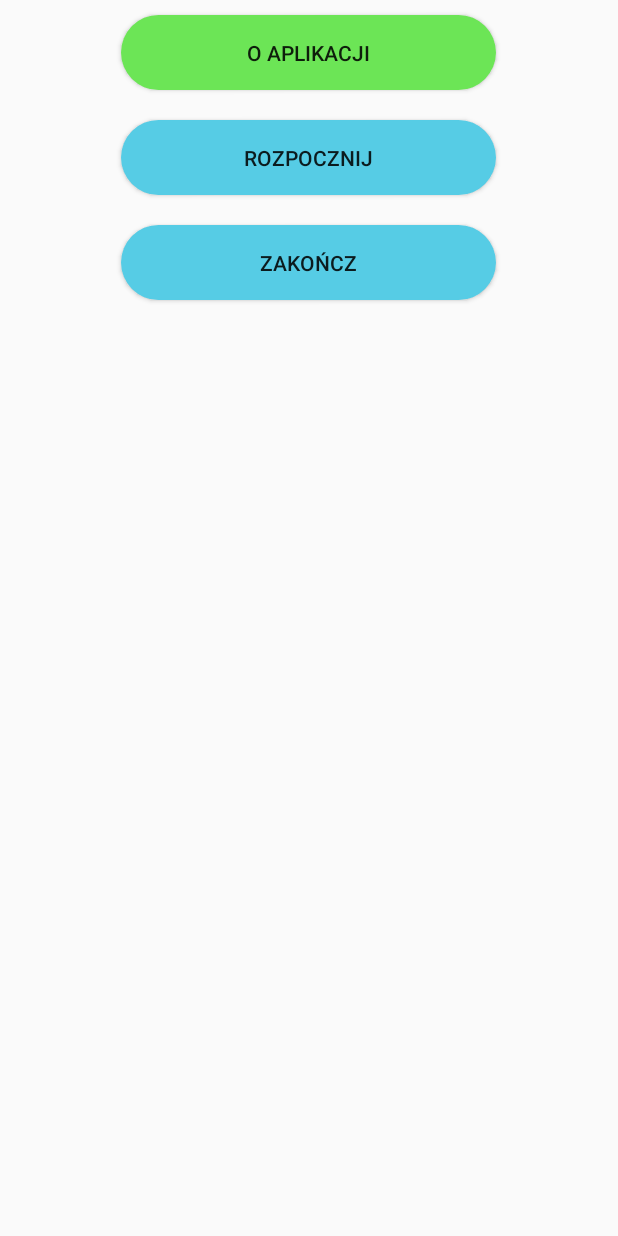
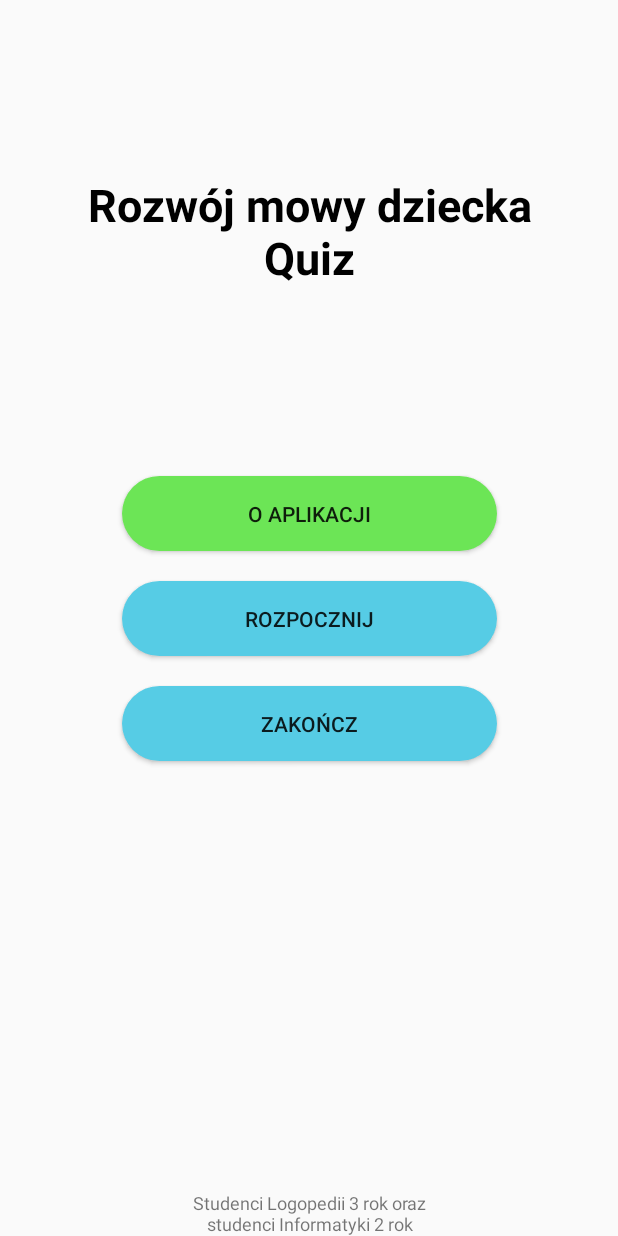
Before and after one commit to Haremun/RozwjMowyDzieckaQuiz, an Android app: the screen it shows after launch (MainActivity), on a phone screen of 412 x 824 dp. Run offline under Robolectric (Android 15) with nearby library versions, the phone set to English and light mode, and no system bars; our stand-ins replace ButterKnife.

Commit message:
Menu ready

```diff
--- a/app/build.gradle
+++ b/app/build.gradle
@@ -26,4 +26,6 @@ dependencies {
     testImplementation 'junit:junit:4.12'
     androidTestImplementation 'com.android.support.test:runner:1.0.2'
     androidTestImplementation 'com.android.support.test.espresso:espresso-core:3.0.2'
+    implementation 'com.jakewharton:butterknife:8.8.1'
+    annotationProcessor 'com.jakewharton:butterknife-compiler:8.8.1'
 }
--- /dev/null
+++ b/app/src/main/java/com/example/kamil/rozwjmowydziecka_quiz/AboutFragment.java
@@ -0,0 +1,29 @@
+package com.example.kamil.rozwjmowydziecka_quiz;
+
+
+import android.os.Bundle;
+import android.support.v4.app.Fragment;
+import android.view.LayoutInflater;
+import android.view.View;
+import android.view.ViewGroup;
+
+
+/**
+ * A simple {@link Fragment} subclass.
+ */
+public class AboutFragment extends Fragment {
+
+
+    public AboutFragment() {
+        // Required empty public constructor
+    }
+
+
+    @Override
+    public View onCreateView(LayoutInflater inflater, ViewGroup container,
+                             Bundle savedInstanceState) {
+        // Inflate the layout for this fragment
+        return inflater.inflate(R.layout.fragment_about, container, false);
+    }
+
+}
--- a/app/src/main/java/com/example/kamil/rozwjmowydziecka_quiz/MainActivity.java
+++ b/app/src/main/java/com/example/kamil/rozwjmowydziecka_quiz/MainActivity.java
@@ -1,8 +1,10 @@
 package com.example.kamil.rozwjmowydziecka_quiz;
 
+import android.os.Build;
 import android.support.v4.app.FragmentTransaction;
 import android.support.v7.app.AppCompatActivity;
 import android.os.Bundle;
+import android.view.View;
 
 public class MainActivity extends AppCompatActivity {
 
@@ -11,6 +13,39 @@ public class MainActivity extends AppCompatActivity {
         super.onCreate(savedInstanceState);
         setContentView(R.layout.activity_main);
 
+        int currentApiVersion = android.os.Build.VERSION.SDK_INT;
+        final int flags = View.SYSTEM_UI_FLAG_LAYOUT_STABLE
+                | View.SYSTEM_UI_FLAG_LAYOUT_HIDE_NAVIGATION
+                | View.SYSTEM_UI_FLAG_LAYOUT_FULLSCREEN
+                | View.SYSTEM_UI_FLAG_HIDE_NAVIGATION
+                | View.SYSTEM_UI_FLAG_FULLSCREEN
+                | View.SYSTEM_UI_FLAG_IMMERSIVE_STICKY;
+
+        // This work only for android 4.4+
+        if(currentApiVersion >= Build.VERSION_CODES.KITKAT)
+        {
+
+            getWindow().getDecorView().setSystemUiVisibility(flags);
+
+            // Code below is to handle presses of Volume up or Volume down.
+            // Without this, after pressing volume buttons, the navigation bar will
+            // show up and won't hide
+            final View decorView = getWindow().getDecorView();
+            decorView
+                    .setOnSystemUiVisibilityChangeListener(new View.OnSystemUiVisibilityChangeListener()
+                    {
+
+                        @Override
+                        public void onSystemUiVisibilityChange(int visibility)
+                        {
+                            if((visibility & View.SYSTEM_UI_FLAG_FULLSCREEN) == 0)
+                            {
+                                decorView.setSystemUiVisibility(flags);
+                            }
+                        }
+                    });
+        }
+
         MenuFragment menuFragment = new MenuFragment();
         FragmentTransaction transaction = getSupportFragmentManager().beginTransaction();
         transaction.replace(R.id.fragmentContainer, menuFragment);
--- a/app/src/main/java/com/example/kamil/rozwjmowydziecka_quiz/MenuFragment.java
+++ b/app/src/main/java/com/example/kamil/rozwjmowydziecka_quiz/MenuFragment.java
@@ -7,12 +7,17 @@ import android.view.LayoutInflater;
 import android.view.View;
 import android.view.ViewGroup;
 
+import butterknife.ButterKnife;
+import butterknife.OnClick;
+import butterknife.Unbinder;
+
 
 /**
  * A simple {@link Fragment} subclass.
  */
 public class MenuFragment extends Fragment {
 
+    private Unbinder unbinder;
 
     public MenuFragment() {
         // Required empty public constructor
@@ -23,7 +28,19 @@ public class MenuFragment extends Fragment {
     public View onCreateView(LayoutInflater inflater, ViewGroup container,
                              Bundle savedInstanceState) {
         // Inflate the layout for this fragment
-        return inflater.inflate(R.layout.fragment_menu, container, false);
+        View view = inflater.inflate(R.layout.fragment_menu, container, false);
+        unbinder = ButterKnife.bind(this, view);
+        return view;
     }
 
+    @OnClick(R.id.btnAbout)
+    public void clickAbout(){
+
+    }
+
+    @Override
+    public void onDestroyView() {
+        super.onDestroyView();
+        unbinder.unbind();
+    }
 }
--- /dev/null
+++ b/app/src/main/res/layout/fragment_about.xml
@@ -0,0 +1,14 @@
+<?xml version="1.0" encoding="utf-8"?>
+<FrameLayout xmlns:android="http://schemas.android.com/apk/res/android"
+    xmlns:tools="http://schemas.android.com/tools"
+    android:layout_width="match_parent"
+    android:layout_height="match_parent"
+    tools:context=".AboutFragment">
+
+    <!-- TODO: Update blank fragment layout -->
+    <TextView
+        android:layout_width="match_parent"
+        android:layout_height="match_parent"
+        android:text="@string/hello_blank_fragment" />
+
+</FrameLayout>
--- a/app/src/main/res/layout/fragment_menu.xml
+++ b/app/src/main/res/layout/fragment_menu.xml
@@ -1,22 +1,65 @@
 <?xml version="1.0" encoding="utf-8"?>
-<LinearLayout xmlns:android="http://schemas.android.com/apk/res/android"
+<android.support.constraint.ConstraintLayout xmlns:android="http://schemas.android.com/apk/res/android"
+    xmlns:app="http://schemas.android.com/apk/res-auto"
     xmlns:tools="http://schemas.android.com/tools"
     android:layout_width="match_parent"
     android:layout_height="match_parent"
-    tools:context=".MenuFragment"
-    android:orientation="vertical">
+    android:orientation="vertical"
+    tools:context=".MenuFragment">
+
+    <TextView
+        android:id="@+id/mainTitle"
+        android:layout_width="wrap_content"
+        android:layout_height="wrap_content"
+        android:gravity="center"
+        android:text="Rozwój mowy dziecka\nQuiz"
+        android:textColor="#000"
+        android:textSize="30sp"
+        android:textStyle="bold"
+        app:layout_constraintBottom_toTopOf="@+id/buttonsLayout"
+        app:layout_constraintLeft_toLeftOf="parent"
+        app:layout_constraintRight_toRightOf="parent"
+        app:layout_constraintTop_toTopOf="parent" />
+
+    <LinearLayout
+        android:id="@+id/buttonsLayout"
+        android:layout_width="wrap_content"
+        android:layout_height="wrap_content"
+        android:gravity="center"
+        android:orientation="vertical"
+        app:layout_constraintBottom_toBottomOf="parent"
+        app:layout_constraintLeft_toLeftOf="parent"
+        app:layout_constraintRight_toRightOf="parent"
+        app:layout_constraintTop_toTopOf="parent">
 
         <Button
+            android:id="@+id/btnAbout"
             style="@style/RoundedButton"
-        android:text="@string/o_aplikacji"
-        android:backgroundTint="#6ce556"/>
+            android:backgroundTint="#6ce556"
+            android:text="@string/o_aplikacji" />
+
         <Button
+            android:id="@+id/btnStart"
             style="@style/RoundedButton"
-        android:text="@string/rozpocznij"
-        android:backgroundTint="#56cce5"/>
+            android:backgroundTint="#56cce5"
+            android:text="@string/rozpocznij" />
+
         <Button
+            android:id="@+id/btnEnd"
             style="@style/RoundedButton"
-        android:text="@string/zakoncz"
-        android:backgroundTint="#56cce5"/>
+            android:backgroundTint="#56cce5"
+            android:text="@string/zakoncz" />
+    </LinearLayout>
 
-</LinearLayout>
+    <TextView
+        android:layout_width="wrap_content"
+        android:layout_height="wrap_content"
+        android:text="Studenci Logopedii 3 rok oraz\nstudenci Informatyki 2 rok"
+        android:textSize="12sp"
+        android:gravity="center"
+        app:layout_constraintBottom_toBottomOf="parent"
+        app:layout_constraintLeft_toLeftOf="parent"
+        app:layout_constraintRight_toRightOf="parent"/>
+
+
+</android.support.constraint.ConstraintLayout>
--- a/app/src/main/res/values/styles.xml
+++ b/app/src/main/res/values/styles.xml
@@ -12,7 +12,6 @@
         <item name="android:layout_width">wrap_content</item>
         <item name="android:layout_height">wrap_content</item>
         <item name="android:background">@drawable/shape_rounded_button</item>
-        <item name="android:layout_gravity">center</item>
         <item name="android:padding">15dp</item>
         <item name="android:layout_margin">10dp</item>
         <item name="android:minWidth">250dp</item>
```
Lines whose indentation alone changed are shown as unchanged.
